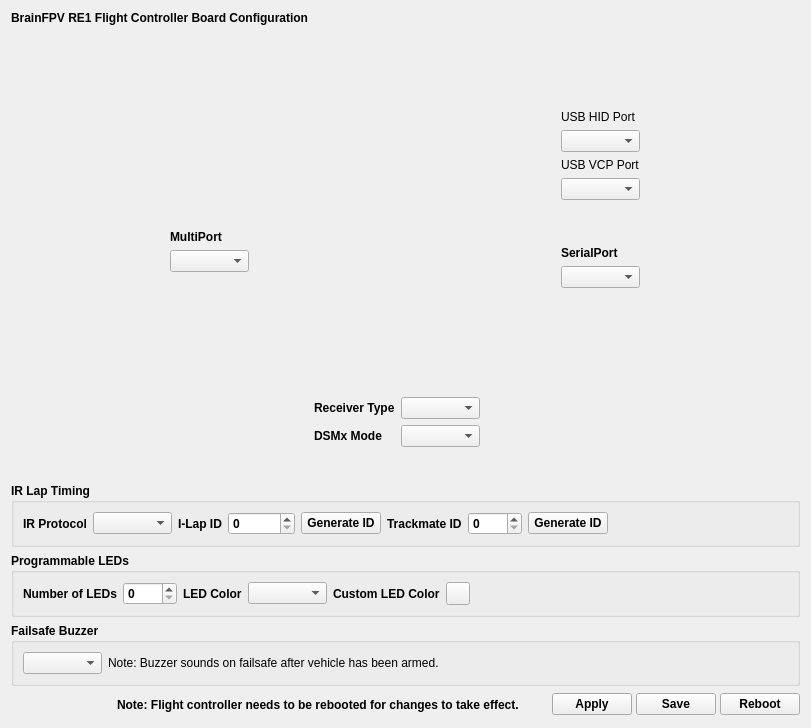
Above: ground/gcs/src/plugins/boards_brainfpv/brainre1configuration.ui from d-ronin/dRonin before the change. Below: the same form after it.
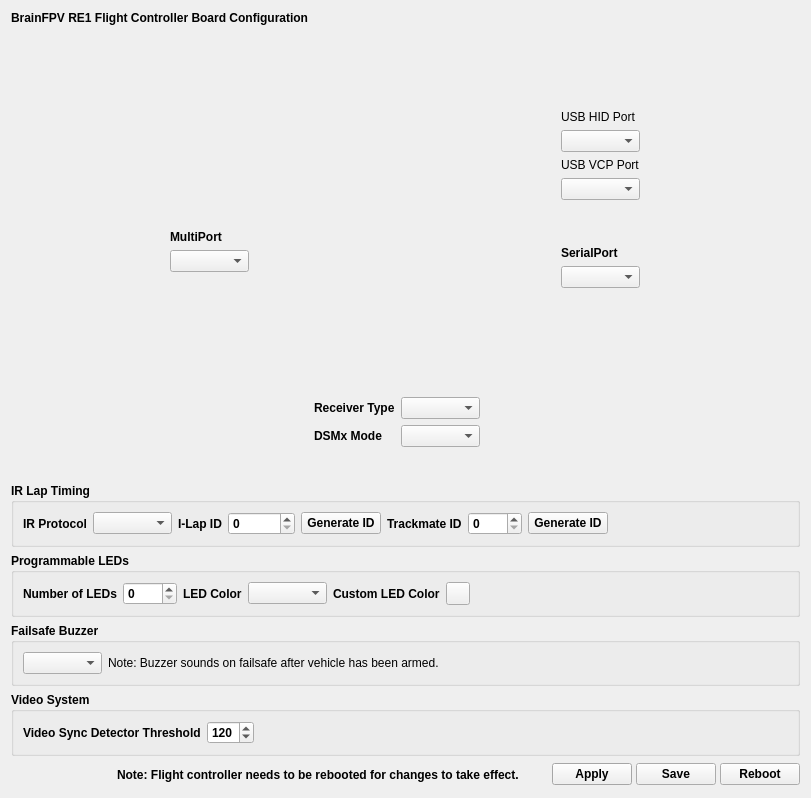
That is the form after the change. Icons and pictures are not drawn. Custom widgets are drawn as their Qt base class.

Commit message: GCS: Make RE1 Vsync threshold configurable

What changed in the file:
```diff
--- a/ground/gcs/src/plugins/boards_brainfpv/brainre1configuration.ui
+++ b/ground/gcs/src/plugins/boards_brainfpv/brainre1configuration.ui
@@ -557,6 +557,51 @@
          </layout>
         </widget>
        </item>
+       <item row="4" column="0">
+        <widget class="QGroupBox" name="groupBox_4">
+         <property name="title">
+          <string>Video System</string>
+         </property>
+         <layout class="QHBoxLayout" name="horizontalLayout_9">
+          <item>
+           <widget class="QLabel" name="label_15">
+            <property name="text">
+             <string>Video Sync Detector Threshold</string>
+            </property>
+           </widget>
+          </item>
+          <item>
+           <widget class="QSpinBox" name="sbVideoSyncDetectorThreshold">
+            <property name="toolTip">
+             <string>&lt;html&gt;&lt;head/&gt;&lt;body&gt;&lt;p&gt;RE1 needs to detect &amp;quot;sync pulses&amp;quot; in the incoming video in order to overlay the OSD. To do so, it uses a video sync detector with a configurable threshold. A threshold of 120 works well for most cameras. If the OSD does not show up or flickers during fast dark/bright transitions, adjust the threshold as follows:&lt;/p&gt;&lt;p&gt;&lt;span style=&quot; font-weight:600;&quot;&gt;1.&lt;/span&gt; Find the minimum value that works: Reduce the threshold  by 1 and click Apply, then hold the video camera towards a bright light and quickly cover/uncover it with your finger. The OSD should remain stable (no flickering) during the transition. Values lower than 115 are very uncommon. Write down the lowest value where the OSD still works, e.g., min=115.&lt;/p&gt;&lt;p&gt;&lt;span style=&quot; font-weight:600;&quot;&gt;2.&lt;/span&gt; Do the same to find the maximum value, i.e., increase the threshold by one until the OSD starts to flicker. Values above 130 are very uncommon. Write down the value, e.g., max=119.&lt;/p&gt;&lt;p&gt;&lt;span style=&quot; font-weight:600;&quot;&gt;3.&lt;/span&gt; Set the threshold in the middle between the minimum and maximum you found. In our example: threshold = (115 + 119) / 2 = 117.&lt;/p&gt;&lt;p&gt;DONE :)&lt;/p&gt;&lt;/body&gt;&lt;/html&gt;</string>
+            </property>
+            <property name="minimum">
+             <number>105</number>
+            </property>
+            <property name="maximum">
+             <number>135</number>
+            </property>
+            <property name="value">
+             <number>120</number>
+            </property>
+           </widget>
+          </item>
+          <item>
+           <spacer name="horizontalSpacer_10">
+            <property name="orientation">
+             <enum>Qt::Horizontal</enum>
+            </property>
+            <property name="sizeHint" stdset="0">
+             <size>
+              <width>40</width>
+              <height>20</height>
+             </size>
+            </property>
+           </spacer>
+          </item>
+         </layout>
+        </widget>
+       </item>
       </layout>
      </item>
     </layout>
```
The commit also changes 1 other file.
